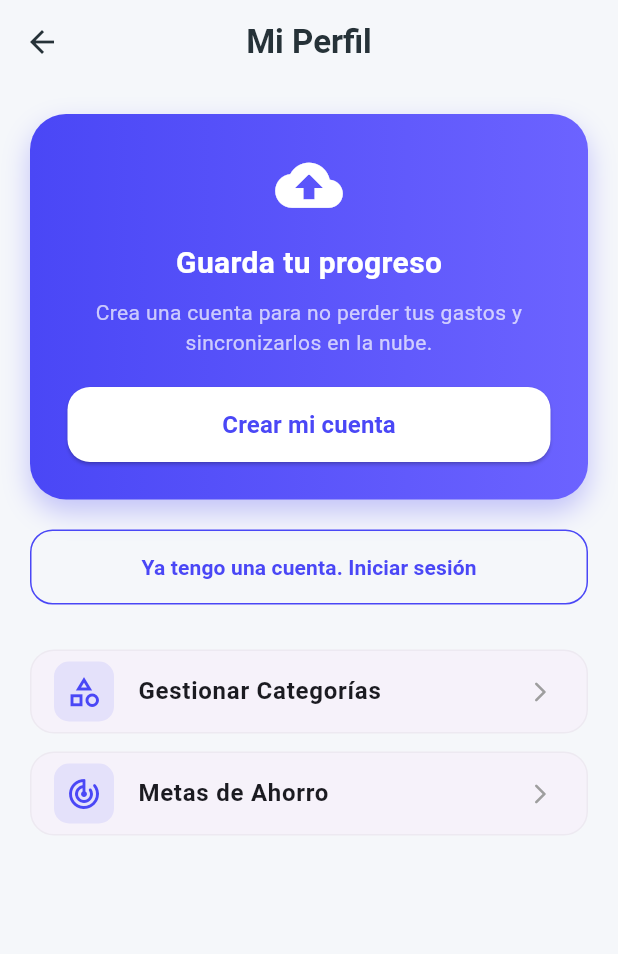
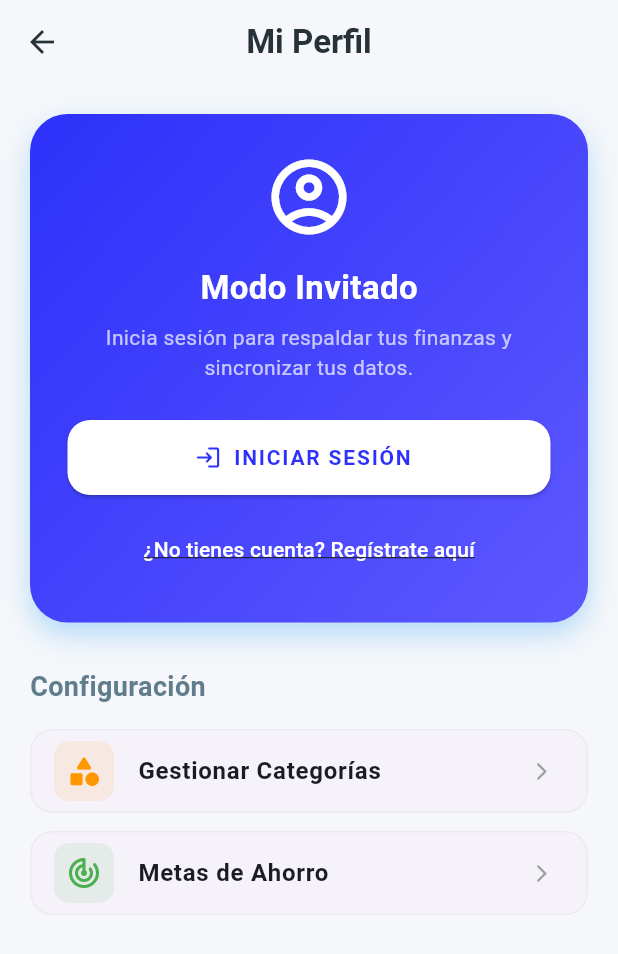
Before and after one commit to 13joaquin/finanzagt, a Flutter app: the ProfileScreen screen opened directly, on a phone screen of 412 x 824 dp. Shown: the top 954 px of the screen. Run offline on Flutter 3.47's test engine with Material 3 defaults, Android fonts, the phone set to English and light mode, and no system bars; our stand-ins replace cloud_firestore, currency_text_input_formatter, firebase_auth, firebase_core, fl_chart, lottie; accounts and stored records are empty; network calls fail.

Commit message:
- Roadmap completed: App Update: Now Working at 100% Capacity

```diff
--- a/lib/screens/profile/profile_screen.dart
+++ b/lib/screens/profile/profile_screen.dart
@@ -28,184 +28,170 @@ class ProfileScreen extends StatelessWidget {
         padding: const EdgeInsets.all(20.0),
         child: Column(
           children: [
-            // --- SECCIÓN DE CABECERA Y CONVERSIÓN ---
+            // --- 1. SECCIÓN DINÁMICA (ANÓNIMO VS REGISTRADO) ---
             if (isAnonymous)
-              _buildConversionSection(context) // Muestra banner de registro y botón de login
+              _buildAnonymousView(context)
             else
-              _buildRegisteredHeader(user?.displayName ?? "Usuario", user?.email ?? ""), // Cabecera normal
+              _buildRegisteredView(context, user?.displayName ?? "Usuario", user?.email ?? "", userProvider),
 
             const SizedBox(height: 30),
 
-            // --- OPCIONES DE CONFIGURACIÓN ---
-            _buildProfileOption(Icons.category_outlined, 'Gestionar Categorías', () {
-              Navigator.push(context, MaterialPageRoute(builder: (context) => const ManageCategoriesScreen()));
-            }),
-            _buildProfileOption(Icons.track_changes_rounded, 'Metas de Ahorro', () {
-              Navigator.push(context, MaterialPageRoute(builder: (context) => const SavingsGoalsScreen()));
-            }),
+            // --- 2. CONFIGURACIONES COMUNES ---
+            const Align(
+              alignment: Alignment.centerLeft,
+              child: Text("Configuración", style: TextStyle(fontSize: 18, fontWeight: FontWeight.bold, color: Colors.blueGrey)),
+            ),
+            const SizedBox(height: 15),
 
-            const SizedBox(height: 20),
-
-            // --- BOTÓN DE CERRAR SESIÓN (SOLO REALES) ---
-            if (!isAnonymous) ...[
-              const Divider(),
-              const SizedBox(height: 20),
-              ListTile(
-                onTap: () => _showLogoutDialog(context, userProvider),
-                leading: Container(
-                  padding: const EdgeInsets.all(8),
-                  decoration: BoxDecoration(color: Colors.red.withOpacity(0.1), borderRadius: BorderRadius.circular(10)),
-                  child: const Icon(Icons.logout_rounded, color: Colors.red),
+            _buildOptionTile(
+              icon: Icons.category_rounded,
+              title: 'Gestionar Categorías',
+              color: Colors.orange,
+              onTap: () => Navigator.push(context, MaterialPageRoute(builder: (context) => const ManageCategoriesScreen())),
             ),
-                title: const Text('Cerrar Sesión', style: TextStyle(color: Colors.red, fontWeight: FontWeight.bold)),
-                trailing: const Icon(Icons.arrow_forward_ios_rounded, size: 16, color: Colors.red),
+            _buildOptionTile(
+              icon: Icons.track_changes_rounded,
+              title: 'Metas de Ahorro',
+              color: Colors.green,
+              onTap: () => Navigator.push(context, MaterialPageRoute(builder: (context) => const SavingsGoalsScreen())),
             ),
-            ]
           ],
         ),
       ),
     );
   }
 
-  // --- WIDGET PARA USUARIOS ANÓNIMOS ---
-  Widget _buildConversionSection(BuildContext context) {
-    return Column(
-      children: [
-        // Botón 1: Registrarse (Destacado)
-        Container(
+  // --- VISTA PARA INVITADOS (Con Inicio de Sesión) ---
+  Widget _buildAnonymousView(BuildContext context) {
+    return Container(
       padding: const EdgeInsets.all(25),
       decoration: BoxDecoration(
-            gradient: const LinearGradient(colors: [Color(0xFF4A47F6), Color(0xFF6C63FF)]),
-            borderRadius: BorderRadius.circular(24),
-            boxShadow: [BoxShadow(color: const Color(0xFF4A47F6).withOpacity(0.3), blurRadius: 15, offset: const Offset(0, 8))],
+        gradient: const LinearGradient(
+          colors: [Color(0xFF2D31FA), Color(0xFF5D58FF)],
+          begin: Alignment.topLeft,
+          end: Alignment.bottomRight,
+        ),
+        borderRadius: BorderRadius.circular(25),
+        boxShadow: [BoxShadow(color: Colors.blue.withOpacity(0.3), blurRadius: 15, offset: const Offset(0, 8))],
       ),
       child: Column(
         children: [
-              const Icon(Icons.cloud_upload_rounded, color: Colors.white, size: 45),
+          const Icon(Icons.account_circle_outlined, color: Colors.white, size: 60),
           const SizedBox(height: 15),
           const Text(
-                "Guarda tu progreso",
-                style: TextStyle(color: Colors.white, fontSize: 20, fontWeight: FontWeight.bold),
+            "Modo Invitado",
+            style: TextStyle(color: Colors.white, fontSize: 22, fontWeight: FontWeight.bold),
           ),
           const SizedBox(height: 8),
           const Text(
-                "Crea una cuenta para no perder tus gastos y sincronizarlos en la nube.",
+            "Inicia sesión para respaldar tus finanzas y sincronizar tus datos.",
             textAlign: TextAlign.center,
             style: TextStyle(color: Colors.white70, fontSize: 14),
           ),
-              const SizedBox(height: 20),
-              ElevatedButton(
+          const SizedBox(height: 25),
+          // BOTÓN DE INICIO DE SESIÓN (SOLICITADO)
+          ElevatedButton.icon(
             style: ElevatedButton.styleFrom(
               backgroundColor: Colors.white,
-                  foregroundColor: const Color(0xFF4A47F6),
+              foregroundColor: const Color(0xFF2D31FA),
+              minimumSize: const Size(double.infinity, 50),
               shape: RoundedRectangleBorder(borderRadius: BorderRadius.circular(15)),
-                  minimumSize: const Size(double.infinity, 50),
             ),
-                onPressed: () {
-                  // Abre AuthScreen para REGISTRARSE
-                  Navigator.push(context, MaterialPageRoute(builder: (context) => const AuthScreen()));
-                },
-                child: const Text("Crear mi cuenta", style: TextStyle(fontWeight: FontWeight.bold, fontSize: 16)),
+            icon: const Icon(Icons.login_rounded),
+            label: const Text("INICIAR SESIÓN", style: TextStyle(fontWeight: FontWeight.bold, letterSpacing: 1.2)),
+            onPressed: () => Navigator.push(context, MaterialPageRoute(builder: (context) => const AuthScreen())),
+          ),
+          const SizedBox(height: 12),
+          TextButton(
+            onPressed: () => Navigator.push(context, MaterialPageRoute(builder: (context) => const AuthScreen())),
+            child: const Text("¿No tienes cuenta? Regístrate aquí", style: TextStyle(color: Colors.white, decoration: TextDecoration.underline)),
+          )
+        ],
+      ),
+    );
+  }
+
+  // --- VISTA PARA REGISTRADOS (Con Cerrar Sesión) ---
+  Widget _buildRegisteredView(BuildContext context, String name, String email, UserProvider provider) {
+    return Column(
+      children: [
+        Container(
+          padding: const EdgeInsets.all(20),
+          decoration: BoxDecoration(
+            color: Colors.white,
+            borderRadius: BorderRadius.circular(25),
+            boxShadow: [BoxShadow(color: Colors.black.withOpacity(0.05), blurRadius: 10)],
+          ),
+          child: Row(
+            children: [
+              CircleAvatar(
+                radius: 35,
+                backgroundColor: Colors.blue.withOpacity(0.1),
+                child: Text(name[0].toUpperCase(), style: const TextStyle(fontSize: 24, fontWeight: FontWeight.bold, color: Colors.blue)),
+              ),
+              const SizedBox(width: 15),
+              Expanded(
+                child: Column(
+                  crossAxisAlignment: CrossAxisAlignment.start,
+                  children: [
+                    Text(name, style: const TextStyle(fontSize: 18, fontWeight: FontWeight.bold)),
+                    Text(email, style: TextStyle(color: Colors.grey[600], fontSize: 13)),
+                  ],
+                ),
               ),
             ],
           ),
         ),
-
         const SizedBox(height: 20),
-
-        // Botón 2: Ya tengo cuenta (Sutil)
-        OutlinedButton(
-          style: OutlinedButton.styleFrom(
-            minimumSize: const Size(double.infinity, 50),
-            side: const BorderSide(color: Color(0xFF4A47F6)),
-            shape: RoundedRectangleBorder(borderRadius: BorderRadius.circular(15)),
-          ),
-          onPressed: () {
-            // Abre AuthScreen para INICIAR SESIÓN
-            Navigator.push(context, MaterialPageRoute(builder: (context) => const AuthScreen()));
-          },
-          child: const Text("Ya tengo una cuenta. Iniciar sesión", style: TextStyle(color: Color(0xFF4A47F6), fontWeight: FontWeight.bold)),
+        // BOTÓN DE CERRAR SESIÓN (SOLICITADO)
+        _buildOptionTile(
+          icon: Icons.logout_rounded,
+          title: 'Cerrar Sesión',
+          color: Colors.redAccent,
+          onTap: () => _showLogoutDialog(context, provider),
         ),
       ],
     );
   }
 
-  // --- WIDGET PARA USUARIOS REGISTRADOS ---
-  Widget _buildRegisteredHeader(String name, String email) {
-    return Container(
-      padding: const EdgeInsets.all(20),
-      decoration: BoxDecoration(
-        color: Colors.white,
-        borderRadius: BorderRadius.circular(24),
-        boxShadow: [BoxShadow(color: Colors.black.withOpacity(0.03), blurRadius: 10)],
+  // --- WIDGET GENÉRICO PARA OPCIONES ---
+  Widget _buildOptionTile({required IconData icon, required String title, required Color color, required VoidCallback onTap}) {
+    return Card(
+      elevation: 0,
+      margin: const EdgeInsets.only(bottom: 12),
+      shape: RoundedRectangleBorder(borderRadius: BorderRadius.circular(15), side: BorderSide(color: Colors.grey.withOpacity(0.1))),
+      child: ListTile(
+        onTap: onTap,
+        leading: Container(
+          padding: const EdgeInsets.all(8),
+          decoration: BoxDecoration(color: color.withOpacity(0.1), borderRadius: BorderRadius.circular(10)),
+          child: Icon(icon, color: color),
         ),
-      child: Row(
-        children: [
-          CircleAvatar(
-            radius: 35,
-            backgroundColor: const Color(0xFF4A47F6).withOpacity(0.1),
-            child: Text(
-              name[0].toUpperCase(),
-              style: const TextStyle(fontSize: 28, fontWeight: FontWeight.bold, color: Color(0xFF4A47F6)),
+        title: Text(title, style: const TextStyle(fontWeight: FontWeight.w600)),
+        trailing: const Icon(Icons.arrow_forward_ios_rounded, size: 14, color: Colors.grey),
       ),
-          ),
-          const SizedBox(width: 20),
-          Expanded(
-            child: Column(
-              crossAxisAlignment: CrossAxisAlignment.start,
-              children: [
-                Text(
-                  name,
-                  style: const TextStyle(fontSize: 20, fontWeight: FontWeight.bold),
-                ),
-                Text(
-                  email,
-                  style: TextStyle(color: Colors.grey[600], fontSize: 14),
-                ),
-              ],
-            ),
+    );
+  }
+
+  void _showLogoutDialog(BuildContext context, UserProvider provider) {
+    showDialog(
+      context: context,
+      builder: (context) => AlertDialog(
+        shape: RoundedRectangleBorder(borderRadius: BorderRadius.circular(20)),
+        title: const Text('¿Cerrar Sesión?', style: TextStyle(fontWeight: FontWeight.bold)),
+        content: const Text('Saldrás de tu cuenta actual. Podrás volver a entrar cuando quieras.'),
+        actions: [
+          TextButton(onPressed: () => Navigator.pop(context), child: const Text('Cancelar')),
+          ElevatedButton(
+            style: ElevatedButton.styleFrom(backgroundColor: Colors.redAccent, shape: RoundedRectangleBorder(borderRadius: BorderRadius.circular(12))),
+            onPressed: () async {
+              Navigator.pop(context);
+              await provider.signOut(); // Esto limpia los datos y vuelve al modo anónimo
+            },
+            child: const Text('Cerrar Sesión', style: TextStyle(color: Colors.white)),
           ),
         ],
       ),
     );
   }
-
-  // ... (El resto de tus métodos _showLogoutDialog y _buildProfileOption se quedan igual)
-  void _showLogoutDialog(BuildContext context, UserProvider provider) {
-    showDialog(
-      context: context,
-      builder: (context) => AlertDialog(
-        title: const Text('¿Cerrar Sesión?'),
-        content: const Text('Tus datos se guardan de forma segura en la nube.'),
-        actions: [
-          TextButton(onPressed: () => Navigator.pop(context), child: const Text('Cancelar')),
-          TextButton(
-            onPressed: () async {
-              Navigator.pop(context); // Cerramos el diálogo primero
-              await provider.signOut(); // Al hacer signOut, el motor silencioso crea un invitado nuevo
-            },
-            child: const Text('Sí, salir', style: TextStyle(color: Colors.red)),
-          ),
-        ],
-      ),
-    );
 }
-
-  Widget _buildProfileOption(IconData icon, String title, VoidCallback onTap) {
-    return Card(
-      elevation: 0,
-      margin: const EdgeInsets.only(bottom: 12),
-      shape: RoundedRectangleBorder(borderRadius: BorderRadius.circular(16), side: BorderSide(color: Colors.grey.withOpacity(0.1))),
-      child: ListTile(
-        onTap: onTap,
-        leading: Container(
-          padding: const EdgeInsets.all(8),
-          decoration: BoxDecoration(color: const Color(0xFF4A47F6).withOpacity(0.1), borderRadius: BorderRadius.circular(10)),
-          child: Icon(icon, color: const Color(0xFF4A47F6)),
-        ),
-        title: Text(title, style: const TextStyle(fontWeight: FontWeight.w600)),
-        trailing: const Icon(Icons.arrow_forward_ios_rounded, size: 16, color: Colors.grey),
-      ),
-    );
-  }
-}
```
Also changed, not shown: lib/providers/user_provider.dart (+27 -18 lines). Lines whose indentation alone changed are shown as unchanged.
